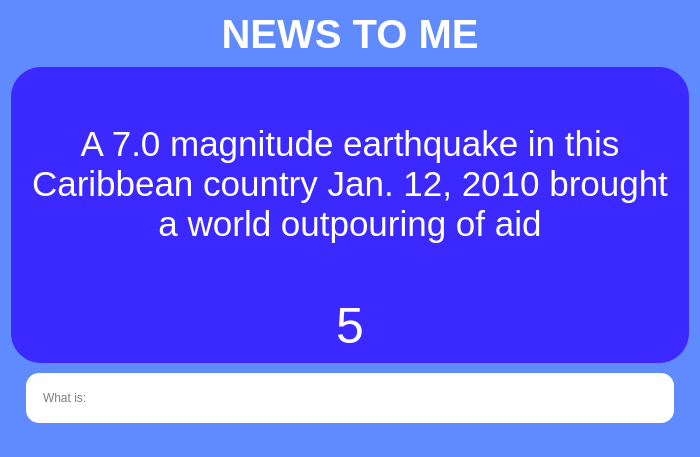
First picture: the form in ui/question_prompt.ui, repository ZaidArshad/Multiplayer-Jeopardy, before the edit.
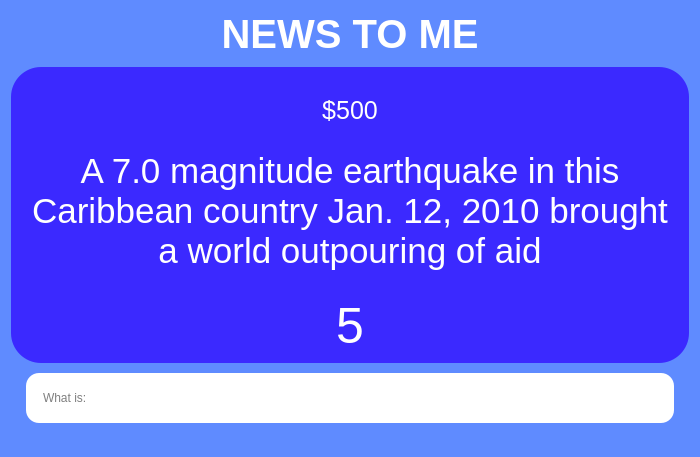
Second picture: the form after the edit.

Commit message: Added question value on prompt

Diff of the .ui file:
```diff
--- a/ui/question_prompt.ui
+++ b/ui/question_prompt.ui
@@ -92,6 +92,40 @@
         <property name="orientation">
          <enum>Qt::Vertical</enum>
         </property>
+        <property name="sizeType">
+         <enum>QSizePolicy::Fixed</enum>
+        </property>
+        <property name="sizeHint" stdset="0">
+         <size>
+          <width>20</width>
+          <height>20</height>
+         </size>
+        </property>
+       </spacer>
+      </item>
+      <item>
+       <widget class="QLabel" name="valueLabel">
+        <property name="styleSheet">
+         <string notr="true">QLabel {
+	font-family: 'CantoraOne';
+	font-size: 25px;
+	text-align: center;
+	font-weight: 400;
+}</string>
+        </property>
+        <property name="text">
+         <string>$500</string>
+        </property>
+        <property name="alignment">
+         <set>Qt::AlignCenter</set>
+        </property>
+       </widget>
+      </item>
+      <item>
+       <spacer name="verticalSpacer_3">
+        <property name="orientation">
+         <enum>Qt::Vertical</enum>
+        </property>
         <property name="sizeHint" stdset="0">
          <size>
           <width>20</width>
```
The commit also changes 4 other files.
